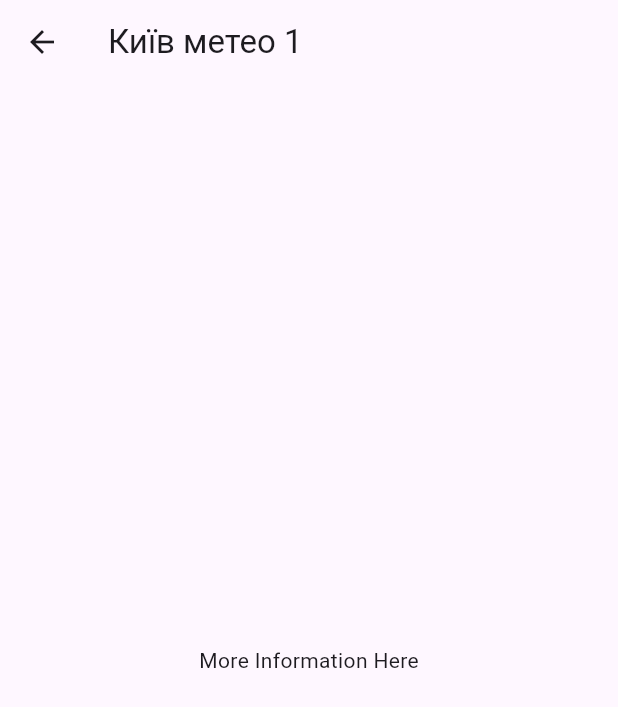
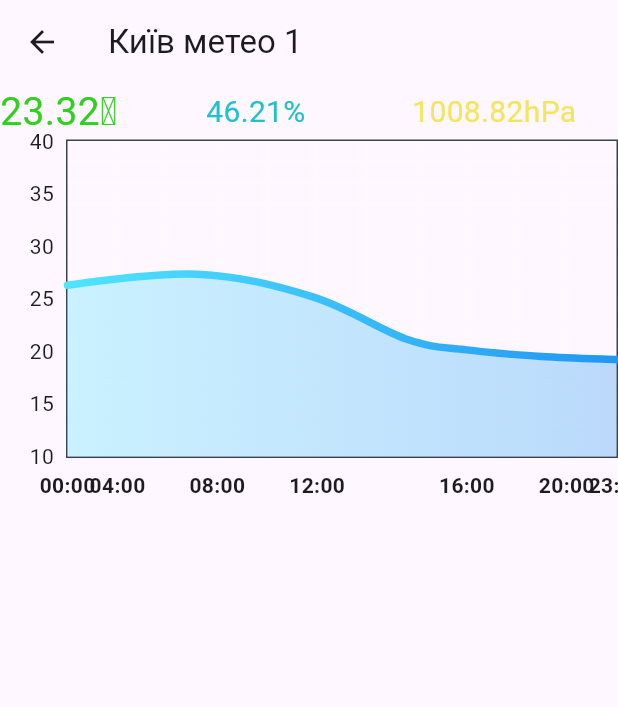
Before and after one commit to jhekasoft/e_home, a Flutter app: the screen it shows after launch, after a tap on "Київ метео 1", on a phone screen of 412 x 824 dp. Shown: the top 707 px of the screen. Run offline on Flutter 3.47's test engine with Material 3 defaults, Android fonts, the phone set to English and light mode, and no system bars; drawn by our look-alikes of fl_chart; generated files the repository leaves out were written again; Roboto replaces fonts that are missing (Digital).

Commit message:
SH-2. Add device details screen

```diff
--- a/lib/src/app.dart
+++ b/lib/src/app.dart
@@ -70,7 +70,7 @@ class MyApp extends StatelessWidget {
                   case SettingsView.routeName:
                     return SettingsView(controller: settingsController);
                   case SampleItemDetailsView.routeName:
-                    return const SampleItemDetailsView();
+                    return SampleItemDetailsView();
                   case SampleItemListView.routeName:
                   default:
                     return const SampleItemListView();
--- a/lib/src/sample_feature/sample_item_details_view.dart
+++ b/lib/src/sample_feature/sample_item_details_view.dart
@@ -1,10 +1,16 @@
 import 'package:flutter/material.dart';
+import 'package:fl_chart/fl_chart.dart';
 
 /// Displays detailed information about a SampleItem.
 class SampleItemDetailsView extends StatelessWidget {
-  const SampleItemDetailsView({super.key});
+  SampleItemDetailsView({super.key});
 
   static const routeName = '/sample_item';
+
+  List<Color> gradientColors = [
+    const Color(0xFF50E4FF),
+    const Color(0xFF2196F3),
+  ];
 
   @override
   Widget build(BuildContext context) {
@@ -12,9 +18,170 @@ class SampleItemDetailsView extends StatelessWidget {
       appBar: AppBar(
         title: const Text('Київ метео 1'),
       ),
-      body: const Center(
-        child: Text('More Information Here'),
+      body: Column(
+        children: <Widget>[
+          const Row(
+            children: <Widget>[
+              Expanded(
+                child: Text(
+                  '23.32℃',
+                  textAlign: TextAlign.left,
+                  style: TextStyle(
+                      fontFamily: 'Digital',
+                      fontSize: 26,
+                      color: Color.fromARGB(255, 48, 208, 30)),
+                ),
+              ),
+              Expanded(
+                child: Text('46.21%',
+                    textAlign: TextAlign.left,
+                    style: TextStyle(
+                        fontFamily: 'Digital',
+                        fontSize: 20,
+                        color: Color.fromARGB(255, 30, 193, 208))),
+              ),
+              Expanded(
+                child: Text('1008.82hPa',
+                    textAlign: TextAlign.left,
+                    style: TextStyle(
+                        fontFamily: 'Digital',
+                        fontSize: 20,
+                        color: Color.fromARGB(255, 244, 229, 95))),
+              ),
+            ],
+          ),
+          AspectRatio(
+            aspectRatio: 1.70,
+            child: LineChart(
+              mainData(),
+            ),
+          )
+        ],
       ),
     );
   }
+
+  LineChartData mainData() {
+    return LineChartData(
+      gridData: FlGridData(
+        show: true,
+        drawVerticalLine: true,
+        horizontalInterval: 1,
+        verticalInterval: 1,
+        getDrawingHorizontalLine: (value) {
+          return const FlLine(
+            color: Colors.white10,
+            strokeWidth: 1,
+          );
+        },
+        getDrawingVerticalLine: (value) {
+          return const FlLine(
+            color: Colors.white10,
+            strokeWidth: 1,
+          );
+        },
+      ),
+      titlesData: FlTitlesData(
+        show: true,
+        rightTitles: const AxisTitles(
+          sideTitles: SideTitles(showTitles: false),
+        ),
+        topTitles: const AxisTitles(
+          sideTitles: SideTitles(showTitles: false),
+        ),
+        bottomTitles: AxisTitles(
+          sideTitles: SideTitles(
+            showTitles: true,
+            reservedSize: 30,
+            interval: 1,
+            getTitlesWidget: bottomTitleWidgets,
+          ),
+        ),
+        // leftTitles: AxisTitles(
+        //   sideTitles: SideTitles(
+        //     showTitles: true,
+        //     interval: 1,
+        //     getTitlesWidget: leftTitleWidgets,
+        //     reservedSize: 42,
+        //   ),
+        // ),
+      ),
+      borderData: FlBorderData(
+        show: true,
+        border: Border.all(color: const Color(0xff37434d)),
+      ),
+      minX: 0,
+      maxX: 11,
+      minY: 10,
+      maxY: 40,
+      lineBarsData: [
+        LineChartBarData(
+          spots: const [
+            FlSpot(0, 26.29),
+            FlSpot(2.6, 27.34),
+            FlSpot(4.9, 25.21),
+            FlSpot(6.8, 21.15),
+            FlSpot(8, 20.14),
+            FlSpot(9.5, 19.52),
+            FlSpot(11, 19.23),
+          ],
+          isCurved: true,
+          gradient: LinearGradient(
+            colors: gradientColors,
+          ),
+          barWidth: 5,
+          isStrokeCapRound: true,
+          dotData: const FlDotData(
+            show: false,
+          ),
+          belowBarData: BarAreaData(
+            show: true,
+            gradient: LinearGradient(
+              colors: gradientColors
+                  .map((color) => color.withOpacity(0.3))
+                  .toList(),
+            ),
+          ),
+        ),
+      ],
+    );
+  }
+
+  Widget bottomTitleWidgets(double value, TitleMeta meta) {
+    final style = TextStyle(
+      fontWeight: FontWeight.bold,
+      fontFamily: 'Digital',
+    );
+    String text;
+    switch (value.toInt()) {
+      case 0:
+        text = '00:00';
+        break;
+      case 1:
+        text = '04:00';
+        break;
+      case 3:
+        text = '08:00';
+        break;
+      case 5:
+        text = '12:00';
+        break;
+      case 8:
+        text = '16:00';
+        break;
+      case 10:
+        text = '20:00';
+        break;
+      case 11:
+        text = '23:59';
+        break;
+      default:
+        return Container();
+    }
+
+    return SideTitleWidget(
+      axisSide: meta.axisSide,
+      child: Text(text, style: style),
+    );
+  }
 }
--- a/lib/src/sample_feature/sample_item_list_view.dart
+++ b/lib/src/sample_feature/sample_item_list_view.dart
@@ -39,7 +39,9 @@ class SampleItemListView extends StatelessWidget {
       // In contrast to the default ListView constructor, which requires
       // building all Widgets up front, the ListView.builder constructor lazily
       // builds Widgets as they’re scrolled into view.
-      body: ListView.builder(
+      body: Padding(
+        padding: const EdgeInsets.all(6),
+        child: ListView.builder(
           // Providing a restorationId allows the ListView to restore the
           // scroll position when a user leaves and returns to the app after it
           // has been killed while running in the background.
@@ -72,6 +74,7 @@ class SampleItemListView extends StatelessWidget {
                 });
           },
         ),
+      ),
     );
   }
 }
--- a/pubspec.yaml
+++ b/pubspec.yaml
@@ -1,5 +1,5 @@
 name: e_home
-description: "A new Flutter project."
+description: "eHome project for meteo sensors."
 
 # Prevent accidental publishing to pub.dev.
 publish_to: 'none'
@@ -10,6 +10,7 @@ environment:
   sdk: ^3.5.4
 
 dependencies:
+  fl_chart: ^0.69.0
   flutter:
     sdk: flutter
   flutter_localizations:
```
Also changed, not shown: pubspec.lock. Lines whose indentation alone changed are shown as unchanged.
